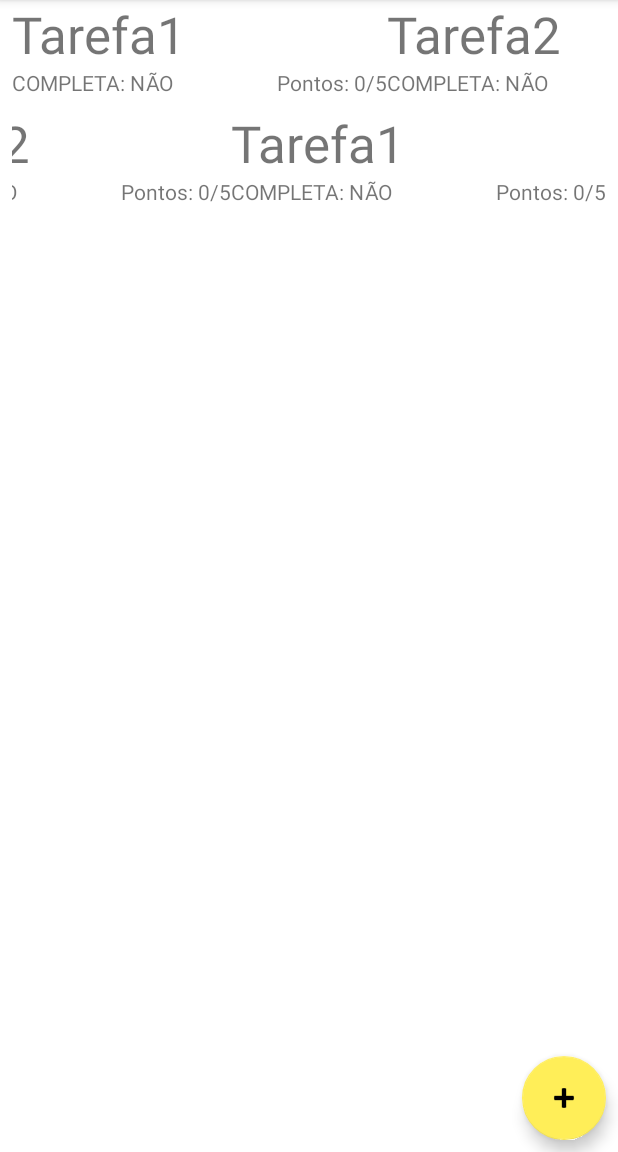
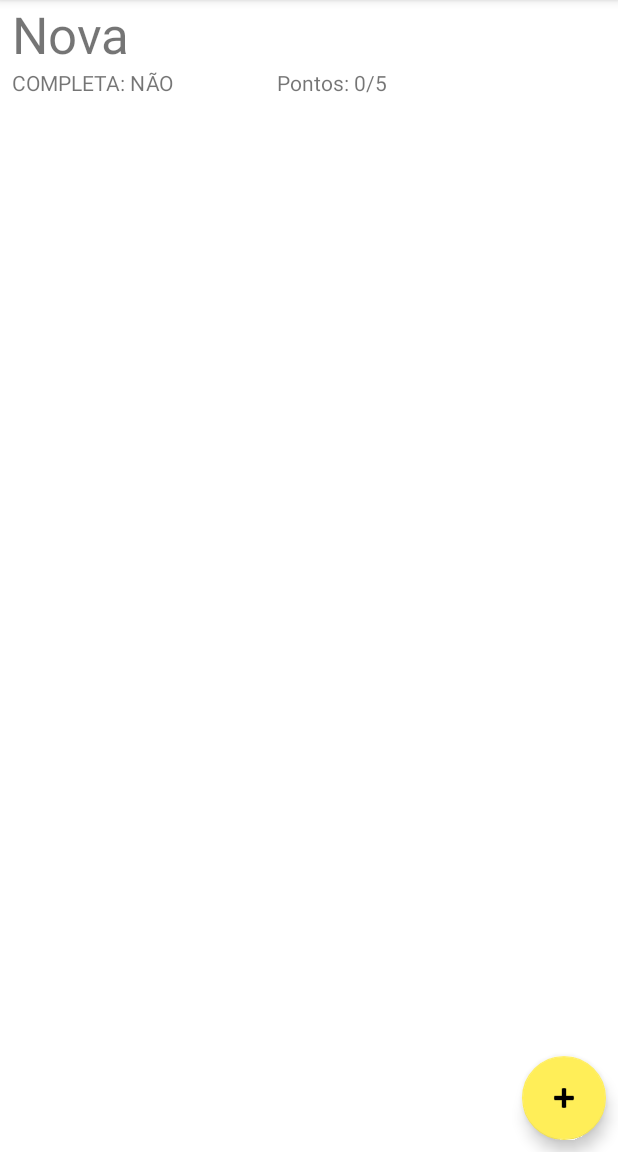
Before and after one commit to mariojp/tarefinhas, an Android app: the screen it shows after launch (MainActivity), after a tap on "adicionar", on a phone screen of 412 x 824 dp, the part 84-1236 px from its top. Run offline under Robolectric (Android 15) with nearby library versions, the phone set to English and light mode, and no system bars; our stand-ins replace Room's generated code.

Commit message:
Versão Room 30/11/2021
Signed-off-by: Mario Jorge Pereira <mariojp@gmail.com>

```diff
--- a/app/src/main/AndroidManifest.xml
+++ b/app/src/main/AndroidManifest.xml
@@ -10,10 +10,10 @@
         android:supportsRtl="true"
         android:theme="@style/Theme.ApplicationBES">
         <activity
-            android:name=".FormActivity"
+            android:name=".view.FormActivity"
             android:exported="true" />
         <activity
-            android:name=".MainActivity"
+            android:name=".view.MainActivity"
             android:exported="true">
             <intent-filter>
                 <action android:name="android.intent.action.MAIN" />
--- /dev/null
+++ b/app/src/main/java/br/com/mariojp/mobile/applicationbes/persistencia/BancoDados.java
@@ -0,0 +1,63 @@
+package br.com.mariojp.mobile.applicationbes.persistencia;
+
+import android.content.Context;
+import android.database.sqlite.SQLiteDatabase;
+import android.database.sqlite.SQLiteOpenHelper;
+
+public class BancoDados extends SQLiteOpenHelper {
+
+    public static final String BANCO_DE_DADOS_NOME = "Tarefas.db";
+    public static final int BANCO_DE_DADOS_VERSAO = 2;
+
+    private static final String SQL_CRIAR_TABELA = "CREATE TABLE TAREFAS (" +
+            "_ID INTEGER PRIMARY KEY," +
+            "TITULO TEXT," +
+            "DESCRICAO TEXT," +
+            "COMPLETA BOOLEAN," +
+            "PONTUACAO INTEGER," +
+            "CAMPO1 INTEGER," +
+            "CAMPO2 INTEGER" +
+            ")";
+    private static final String SQL_APAGAR_TABELA = "DROP TABLE IF EXISTS TAREFAS";
+
+    private static final String SQL_VERSAO_2 = "ALTER TABLE TAREFAS ADD CAMPO1 INTEGER";
+
+    private static final String SQL_VERSAO_3 = "ALTER TABLE TAREFAS ADD CAMPO2 INTEGER";
+
+
+    //INSTALANDO O APP
+    //Criar o arquivo Tarefas.db
+    //onCreate
+
+    public BancoDados(Context context){
+        super(context,BANCO_DE_DADOS_NOME,null,BANCO_DE_DADOS_VERSAO);
+    }
+
+    //Na instalação
+    @Override
+    public void onCreate(SQLiteDatabase db) {
+        db.execSQL(SQL_CRIAR_TABELA);
+    }
+
+    //if vesão intalada 1 < version atualizacao 3
+    @Override
+    public void onUpgrade(SQLiteDatabase db, int oldVersion, int newVersion) {
+        switch (oldVersion){
+            case 1:
+                db.execSQL(SQL_VERSAO_2);
+            case 2:
+                db.execSQL(SQL_VERSAO_3);
+        }
+
+    }
+
+    @Override
+    public void onDowngrade(SQLiteDatabase db, int oldVersion, int newVersion) {
+
+    }
+
+    //url
+    //usuario
+    //senha
+    //driver
+}
--- /dev/null
+++ b/app/src/main/java/br/com/mariojp/mobile/applicationbes/persistencia/BancoDadosRoom.java
@@ -0,0 +1,13 @@
+package br.com.mariojp.mobile.applicationbes.persistencia;
+
+import androidx.room.Database;
+import androidx.room.RoomDatabase;
+
+import br.com.mariojp.mobile.applicationbes.model.Tarefa;
+
+@Database(entities = {Tarefa.class}, version = 1, exportSchema=false)
+public abstract class BancoDadosRoom extends RoomDatabase {
+
+    public abstract TarefaRoomDao tarefaRoomDao();
+
+}
--- /dev/null
+++ b/app/src/main/java/br/com/mariojp/mobile/applicationbes/persistencia/TarefaRoomDao.java
@@ -0,0 +1,21 @@
+package br.com.mariojp.mobile.applicationbes.persistencia;
+
+import androidx.room.Dao;
+import androidx.room.Insert;
+import androidx.room.Query;
+
+import java.util.List;
+
+import br.com.mariojp.mobile.applicationbes.model.Tarefa;
+
+@Dao
+public interface TarefaRoomDao {
+
+
+    @Insert
+    public void insert(Tarefa tarefa);
+
+    @Query("SELECT * FROM Tarefa")
+    public List<Tarefa> findAll();
+
+}
--- a/app/src/main/java/br/com/mariojp/mobile/applicationbes/CustomAdapter.java
+++ b/app/src/main/java/br/com/mariojp/mobile/applicationbes/view/CustomAdapter.java
@@ -1,4 +1,4 @@
-package br.com.mariojp.mobile.applicationbes;
+package br.com.mariojp.mobile.applicationbes.view;
 
 import android.view.LayoutInflater;
 import android.view.View;
@@ -9,6 +9,9 @@ import androidx.annotation.NonNull;
 import androidx.recyclerview.widget.RecyclerView;
 
 import java.util.List;
+
+import br.com.mariojp.mobile.applicationbes.R;
+import br.com.mariojp.mobile.applicationbes.model.Tarefa;
 
 public class CustomAdapter extends RecyclerView.Adapter<CustomAdapter.CustomViewHolder> {
 
--- a/app/src/main/java/br/com/mariojp/mobile/applicationbes/FormActivity.java
+++ b/app/src/main/java/br/com/mariojp/mobile/applicationbes/view/FormActivity.java
@@ -1,4 +1,4 @@
-package br.com.mariojp.mobile.applicationbes;
+package br.com.mariojp.mobile.applicationbes.view;
 
 import androidx.appcompat.app.AppCompatActivity;
 
@@ -7,6 +7,9 @@ import android.os.Bundle;
 import android.view.View;
 
 import com.google.android.material.textfield.TextInputLayout;
+
+import br.com.mariojp.mobile.applicationbes.R;
+import br.com.mariojp.mobile.applicationbes.model.Tarefa;
 
 public class FormActivity extends AppCompatActivity {
 
--- a/app/src/main/java/br/com/mariojp/mobile/applicationbes/MainActivity.java
+++ b/app/src/main/java/br/com/mariojp/mobile/applicationbes/view/MainActivity.java
@@ -1,30 +1,28 @@
-package br.com.mariojp.mobile.applicationbes;
+package br.com.mariojp.mobile.applicationbes.view;
 
-import androidx.activity.result.ActivityResult;
-import androidx.activity.result.ActivityResultCallback;
 import androidx.activity.result.ActivityResultLauncher;
-import androidx.activity.result.contract.ActivityResultContracts;
-import androidx.annotation.NonNull;
-import androidx.annotation.Nullable;
 import androidx.appcompat.app.AppCompatActivity;
-import androidx.recyclerview.widget.GridLayoutManager;
 import androidx.recyclerview.widget.LinearLayoutManager;
 import androidx.recyclerview.widget.RecyclerView;
+import androidx.room.Room;
 
+import android.content.ContentProvider;
+import android.content.ContentValues;
 import android.content.Intent;
+import android.database.Cursor;
 import android.os.Bundle;
 import android.util.Log;
 import android.view.View;
-import android.widget.AdapterView;
-import android.widget.ArrayAdapter;
-import android.widget.ListAdapter;
-import android.widget.ListView;
-import android.widget.Toast;
 
 import com.google.android.material.floatingactionbutton.FloatingActionButton;
 
 import java.util.ArrayList;
 import java.util.List;
+
+import br.com.mariojp.mobile.applicationbes.R;
+import br.com.mariojp.mobile.applicationbes.model.Tarefa;
+import br.com.mariojp.mobile.applicationbes.persistencia.BancoDados;
+import br.com.mariojp.mobile.applicationbes.persistencia.BancoDadosRoom;
 
 public class MainActivity extends AppCompatActivity {
 
@@ -39,19 +37,29 @@ public class MainActivity extends AppCompatActivity {
 
     private ActivityResultLauncher<Intent> novaTarefa;
 
+    private BancoDados bancoDados;
+    private BancoDadosRoom db;
+
     @Override
     protected void onCreate(Bundle savedInstanceState) {
         super.onCreate(savedInstanceState);
         setContentView(R.layout.activity_main);
+        bancoDados = new BancoDados(this);
+
+        db = Room.databaseBuilder(this, BancoDadosRoom.class,
+                "banco.db")
+                .allowMainThreadQueries()
+                .build();
+
+        tarefas = db.tarefaRoomDao().findAll();
 
         listView = findViewById(R.id.main_list_tarefas);
-        listView2 = findViewById(R.id.main_list_tarefas_2);
+
 
 
         adicionar = findViewById(R.id.main_fab_adicionar);
 
-        for (int i = 1 ; i < 20 ; i++)
-            tarefas.add(new Tarefa("Tarefa"+i));
+
 
 //        novaTarefa = registerForActivityResult(
 //                new ActivityResultContracts.StartActivityForResult(),
@@ -73,10 +81,8 @@ public class MainActivity extends AppCompatActivity {
         adapter = new CustomAdapter(tarefas);
 
         listView.setAdapter(adapter);
-        listView.setLayoutManager(new LinearLayoutManager(this,RecyclerView.HORIZONTAL,false));
+        listView.setLayoutManager(new LinearLayoutManager(this,RecyclerView.VERTICAL,false));
 
-        listView2.setAdapter(new CustomAdapter(tarefas));
-        listView2.setLayoutManager(new LinearLayoutManager(this,RecyclerView.HORIZONTAL,true));
 
 
         //listView.setLayoutManager(new GridLayoutManager(this,2));
@@ -102,8 +108,14 @@ public class MainActivity extends AppCompatActivity {
     }
 
     public void adicionar(View view){
-        Intent intent = new Intent(this,FormActivity.class);
-        novaTarefa.launch(intent);
+        Log.d("Adicionando Tarefa","Adicionando Tarefa");
+        Tarefa nova = new Tarefa("Nova","descricao 2");
+        db.tarefaRoomDao().insert(nova);
+        tarefas.clear();
+        tarefas.addAll(db.tarefaRoomDao().findAll());
+        adapter.notifyDataSetChanged();
+//        Intent intent = new Intent(this,FormActivity.class);
+//        novaTarefa.launch(intent);
 
         //startActivityForResult(intent, REQUEST_CODE);
 //        Tarefa tarefa = new Tarefa("Tarefa Nova");
--- a/app/src/main/java/br/com/mariojp/mobile/applicationbes/TarefaAdapter.java
+++ b/app/src/main/java/br/com/mariojp/mobile/applicationbes/view/TarefaAdapter.java
@@ -1,4 +1,4 @@
-package br.com.mariojp.mobile.applicationbes;
+package br.com.mariojp.mobile.applicationbes.view;
 
 import android.content.Context;
 import android.util.Log;
@@ -9,6 +9,9 @@ import android.widget.BaseAdapter;
 import android.widget.TextView;
 
 import java.util.List;
+
+import br.com.mariojp.mobile.applicationbes.R;
+import br.com.mariojp.mobile.applicationbes.model.Tarefa;
 
 public class TarefaAdapter extends BaseAdapter {
 
--- a/app/src/main/res/layout/activity_form.xml
+++ b/app/src/main/res/layout/activity_form.xml
@@ -4,7 +4,7 @@
     xmlns:tools="http://schemas.android.com/tools"
     android:layout_width="match_parent"
     android:layout_height="match_parent"
-    tools:context=".FormActivity">
+    tools:context=".view.FormActivity">
 
     <com.google.android.material.textfield.TextInputLayout
         android:id="@+id/form_input_title"
--- a/app/src/main/res/layout/activity_main.xml
+++ b/app/src/main/res/layout/activity_main.xml
@@ -8,14 +8,15 @@
     android:layout_height="match_parent"
     android:layout_centerVertical="false"
     android:layout_gravity="center_vertical"
-    tools:context=".MainActivity">
+    tools:context=".view.MainActivity">
 
     <androidx.recyclerview.widget.RecyclerView
         android:id="@+id/main_list_tarefas"
         android:layout_width="0dp"
-        android:layout_height="wrap_content"
+        android:layout_height="0dp"
         android:layout_marginStart="8dp"
         android:layout_marginEnd="8dp"
+        app:layout_constraintBottom_toBottomOf="parent"
         app:layout_constraintEnd_toEndOf="parent"
         app:layout_constraintStart_toStartOf="parent"
         app:layout_constraintTop_toTopOf="parent"
@@ -38,17 +39,7 @@
         app:layout_constraintStart_toStartOf="parent"
         app:layout_constraintTop_toTopOf="parent"
         app:layout_constraintVertical_bias="1.0"
-        app:srcCompat="@android:drawable/ic_input_add" />
-
-    <androidx.recyclerview.widget.RecyclerView
-        android:id="@+id/main_list_tarefas_2"
-        android:layout_width="0dp"
-        android:layout_height="wrap_content"
-        android:layout_marginStart="8dp"
-        android:layout_marginTop="8dp"
-        android:layout_marginEnd="8dp"
-        app:layout_constraintEnd_toEndOf="parent"
-        app:layout_constraintStart_toStartOf="parent"
-        app:layout_constraintTop_toBottomOf="@+id/main_list_tarefas" />
+        app:srcCompat="@android:drawable/ic_input_add"
+        android:focusable="true" />
 
 </androidx.constraintlayout.widget.ConstraintLayout>
```
Also changed, not shown: app/build.gradle (+11 -1 lines), app/src/main/java/br/com/mariojp/mobile/applicationbes/model/Tarefa.java (renamed from app/src/main/java/br/com/mariojp/mobile/applicationbes/Tarefa.java, +24 -2 lines), app/src/main/java/br/com/mariojp/mobile/applicationbes/persistencia/TarefaDAO.java (added, +56 -0 lines).
